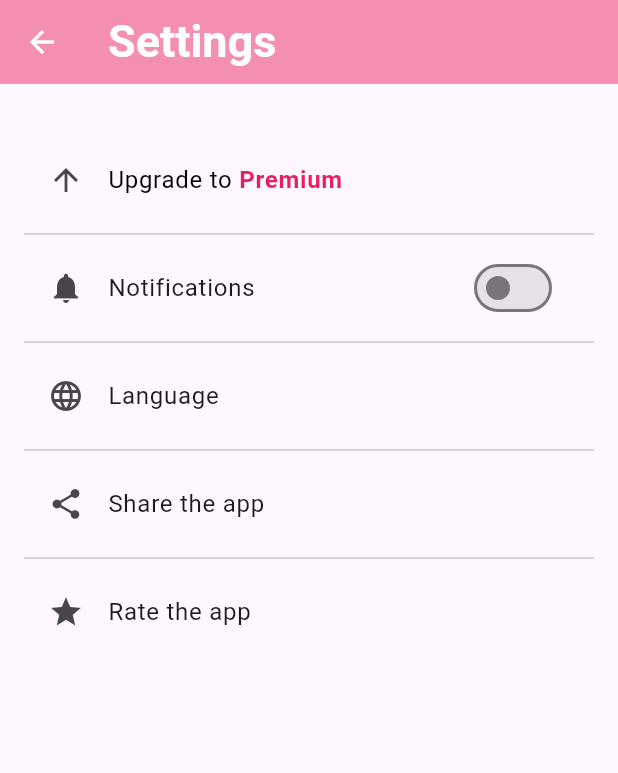
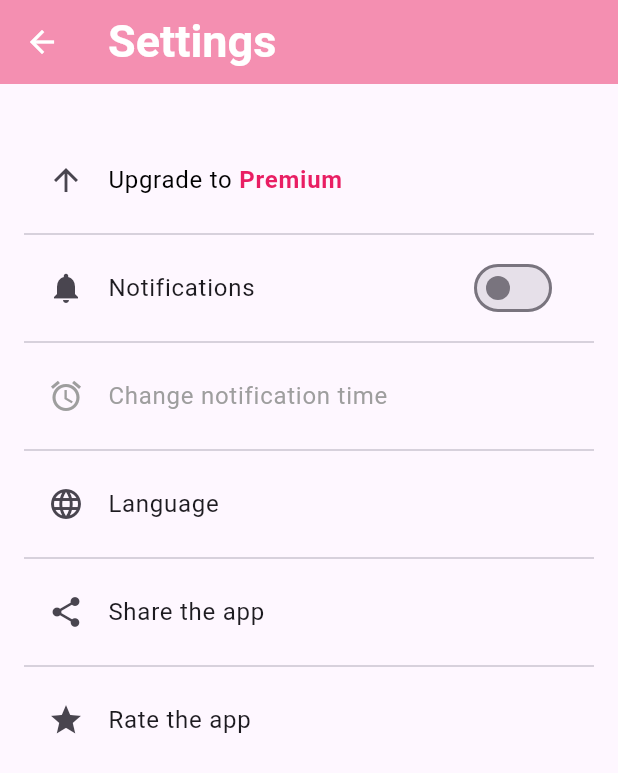
Before and after one commit to Frivox1/rememberme, a Flutter app: the SettingsScreen screen opened by its route, on a phone screen of 412 x 824 dp. Shown: the top 773 px of the screen. Run offline on Flutter 3.47's test engine with Material 3 defaults, Android fonts, the phone set to English and light mode, and no system bars; our stand-ins replace flutter_calendar_carousel, flutter_local_notifications, hive, hive_flutter, share, timezone; missing offline and left inert: workmanager; accounts and stored records are empty; generated files the repository leaves out were written again.

Commit message:
choix de l'heure des notifs ✅

```diff
--- a/l10n.yaml
+++ b/l10n.yaml
@@ -1,3 +1,4 @@
+# la putain de commande est : flutter gen-l10n
 arb-dir: lib/l10n
 template-arb-file: app_fr.arb
 output-localization-file: app_localizations.dart
--- a/lib/l10n/app_de.arb
+++ b/lib/l10n/app_de.arb
@@ -32,6 +32,7 @@
     "messageToPremium": "Upgrade auf Premium, um Benachrichtigungen zu aktivieren und Zugang zu allen Funktionen zu erhalten",
     "enableNotifications": "Benachrichtigungen aktivieren",
     "language": "Sprache",
+    "changeHour": "Uhrzeit der Benachrichtigung ändern",
     "shareTheApp": "App teilen",
     "rateTheApp": "App bewerten",
     "findTheApp": "Finde die App?",
--- a/lib/l10n/app_en.arb
+++ b/lib/l10n/app_en.arb
@@ -32,6 +32,7 @@
     "messageToPremium": "Upgrade to premium to activate notifications and get access to all features",
     "enableNotifications": "Enable notifications",
     "language": "Language",
+    "changeHour": "Change notification time",
     "shareTheApp": "Share the app",
     "rateTheApp": "Rate the app",
     "findTheApp": "Find the app?",
--- a/lib/l10n/app_fr.arb
+++ b/lib/l10n/app_fr.arb
@@ -32,6 +32,7 @@
   "messageToPremium": "Passez à la version Premium pour activer les notifications et obtenir des fonctionnalités supplémentaires",
   "enableNotifications": "Activer les notifications",
   "language": "Langue",
+  "changeHour": "Changer l'heure de la notification",
   "shareTheApp": "Partager l'application",
   "rateTheApp": "Évaluer l'application",
   "findTheApp": "Trouver l'application?",
--- a/lib/l10n/app_nl.arb
+++ b/lib/l10n/app_nl.arb
@@ -32,6 +32,7 @@
     "messageToPremium": "Upgrade naar Premium om meldingen te activeren en toegang te krijgen tot alle functies",
     "enableNotifications": "Meldingen inschakelen",
     "language": "Taal",
+    "changeHour": "Wijzig de meldingstijd",
     "shareTheApp": "Deel de app",
     "rateTheApp": "Beoordeel de app",
     "findTheApp": "Vind de app?",
--- a/lib/screens/settings.dart
+++ b/lib/screens/settings.dart
@@ -1,5 +1,6 @@
 import 'package:flutter/material.dart';
 import 'package:provider/provider.dart';
+import 'package:rememberme/main.dart';
 import 'package:rememberme/providers/premium_provider.dart';
 import 'package:rememberme/screens/language_screen.dart';
 import 'package:share/share.dart';
@@ -27,6 +28,9 @@ class SettingsScreen extends StatelessWidget {
       ),
       body: Consumer<PremiumProvider>(
         builder: (context, premiumProvider, _) {
+          bool notificationsEnabled = premiumProvider.isPremium;
+          TimeOfDay selectedTime = TimeOfDay
+              .now(); // Ajout de la variable pour stocker l'heure sélectionnée
           return ListView(
             padding: const EdgeInsets.all(16.0),
             children: <Widget>[
@@ -61,7 +65,7 @@ class SettingsScreen extends StatelessWidget {
                 leading: const Icon(Icons.notifications),
                 title: Text(AppLocalizations.of(context)!.notifications),
                 trailing: Switch(
-                  value: premiumProvider.isPremium,
+                  value: notificationsEnabled,
                   onChanged: (value) {
                     if (!premiumProvider.isPremium) {
                       showDialog(
@@ -102,6 +106,38 @@ class SettingsScreen extends StatelessWidget {
               ),
               const Divider(),
               ListTile(
+                leading: Icon(
+                  Icons.alarm,
+                  color: notificationsEnabled ? Colors.black : Colors.grey,
+                ),
+                title: Text(
+                  AppLocalizations.of(context)!.changeHour,
+                  style: TextStyle(
+                    color: notificationsEnabled ? Colors.black : Colors.grey,
+                  ),
+                ),
+                onTap: notificationsEnabled
+                    ? () async {
+                        final selectedTimeOfDay = await showTimePicker(
+                          context: context,
+                          initialTime: selectedTime,
+                        );
+                        if (selectedTimeOfDay != null) {
+                          // Calcule le délai en minutes à partir de l'heure sélectionnée
+                          int selectedDelayInMinutes =
+                              selectedTimeOfDay.hour * 60 +
+                                  selectedTimeOfDay.minute;
+                          // Met à jour la variable globale periodicTaskDelayInMinutes
+                          periodicTaskDelayInMinutes = selectedDelayInMinutes;
+                          // Affiche une confirmation ou effectue d'autres actions si nécessaire
+                          print(periodicTaskDelayInMinutes);
+                        }
+                      }
+                    : null,
+                // Si les notifications ne sont pas activées, onTap est nul
+              ),
+              const Divider(),
+              ListTile(
                 leading: const Icon(Icons.language),
                 title: Text(AppLocalizations.of(context)!.language),
                 onTap: () {
```
Also changed, not shown: lib/main.dart (+7 -1 lines).
